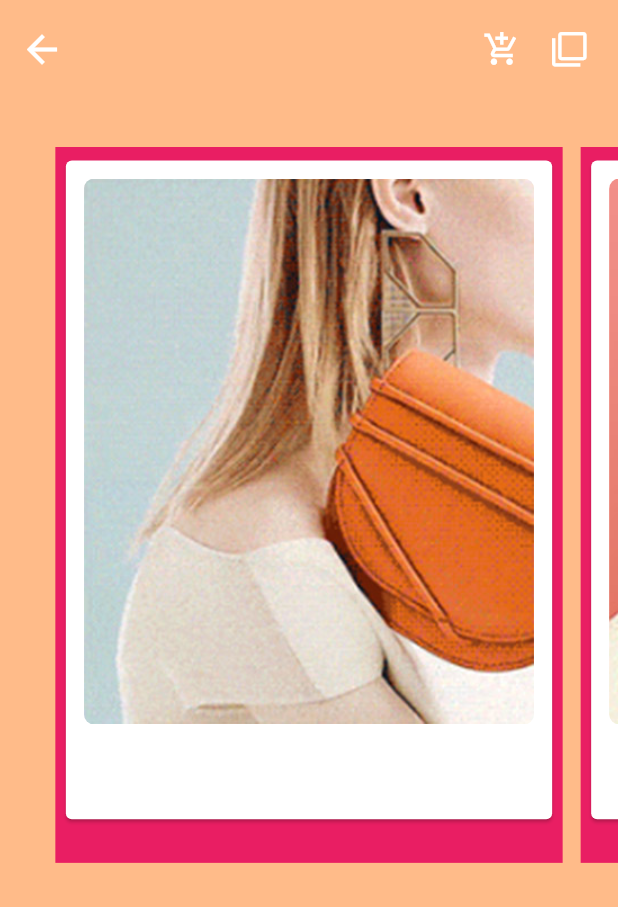
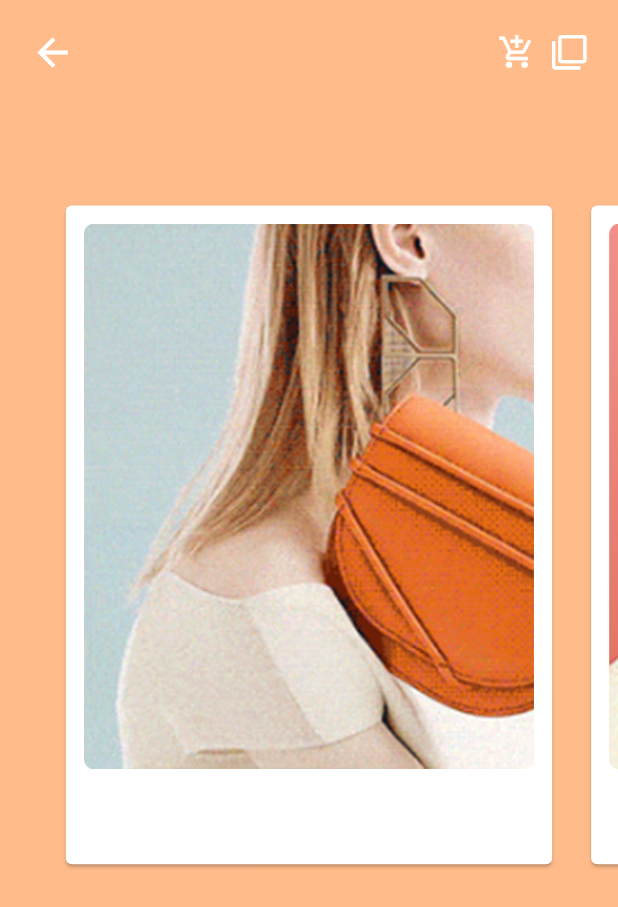
Before and after one commit to caseyryan/flutter_ecommerce_mechanics, a Flutter app: the screen it shows after launch, on a phone screen of 412 x 824 dp. Shown: the top 907 px of the screen. Run offline on Flutter 3.47's test engine with Material 2 defaults, Android fonts, the phone set to English and light mode, and no system bars.

Commit message:
added preview page

```diff
--- a/lib/card_view.dart
+++ b/lib/card_view.dart
@@ -3,14 +3,14 @@ import 'dart:math';
 import 'package:flutter/material.dart';
 import 'package:flutter/rendering.dart';
 import 'package:flutter_challenge_ecommerce/page.dart';
+import 'package:flutter_challenge_ecommerce/preview_popup_route.dart';
 
 class CardView extends StatefulWidget {
 
   final SlideData slideData;
-  final double index;
   final ValueChanged<SlideData> onTap;
 
-  CardView(this.slideData, this.index, {this.onTap});
+  CardView(this.slideData, {this.onTap});
 
   @override
   _CardViewState createState() => _CardViewState();
@@ -32,36 +32,6 @@ class _CardViewState extends State<CardView> {
 
     return Padding(
       padding: const EdgeInsets.symmetric(horizontal: 6.0, vertical: 8.0),
-      child: GestureDetector(
-        onTap: () {
-         if (widget.onTap != null) {
-           widget.onTap(widget.slideData);
-         }
-        },
-        onLongPress: () {
-          print('LOGN PRESS');
-        },
-        onLongPressEnd: (LongPressEndDetails e) {
-          setState(() {
-            _tiltValueX = 0.0;
-            _tiltValueY = 0.0;
-          });
-        },
-        onLongPressMoveUpdate: (LongPressMoveUpdateDetails d) {
-//          print(d.globalPosition);
-          var renderObject = context.findRenderObject() as RenderBox;
-//          var screenSize = MediaQuery.of(context).size;
-          // определение с какой стороны относительно центра находится палец
-          // справа от 0 до -1, слева 0 до 1
-          var moveRatioX = (d.localPosition.dx / renderObject.size.width) * 2;
-          var moveRatioY = (d.localPosition.dy / renderObject.size.height) * 2;
-
-          setState(() {
-            _tiltValueX = (1 - moveRatioX).clamp(-1, 1).toDouble();
-            _tiltValueY = (1 - moveRatioY).clamp(-1, 1).toDouble();
-            print('TILT X $_tiltValueX TILT Y $_tiltValueY');
-          });
-        },
       child: LayoutBuilder(
         // сделал через билдер, чтобы можно было получить размер в процессе
         builder: (context, constraints) {
@@ -80,12 +50,11 @@ class _CardViewState extends State<CardView> {
               Container(
                 width: double.infinity,
                 height: double.infinity,
-                  color: Colors.pink,
+//                color: Colors.pink,
               ),
               Transform(
                 origin: Offset(size.width * .5, size.height * .5),
                 transform: Matrix4.identity()
-//            ..rotateX(deg2rad(10 * _tiltValue))
                   ..rotateX(deg2rad(-15 * _tiltValueY))
                   ..rotateY(deg2rad(15 * _tiltValueX))
                   ..setEntry(3, 2, 0.001),
@@ -97,6 +66,20 @@ class _CardViewState extends State<CardView> {
                       top: 5.0,
                       bottom: 25.0
                   ),
+                  child: GestureDetector(
+                    onTap: () {
+                      if (widget.onTap != null) {
+                        widget.onTap(widget.slideData);
+                      }
+                      RenderBox renderBox = context.findRenderObject();
+                      Navigator.of(context).push(
+                          PreviewPopupRoute(
+                              slideData: widget.slideData,
+                              size: renderBox.size,
+                              position: renderBox.localToGlobal(Offset.zero)
+                          )
+                      );
+                    },
                     child: Card(
                       child: Container(
                         width: 320,
@@ -110,8 +93,7 @@ class _CardViewState extends State<CardView> {
                                 child: Stack(
                                   overflow: Overflow.visible,
                                   children: <Widget>[
-                                    AnimatedContainer( // image
-                                      duration: Duration(milliseconds: 800),
+                                    Container( // image
                                       width: double.infinity,
                                       decoration: BoxDecoration(
                                           borderRadius: BorderRadius.circular(7),
@@ -131,11 +113,11 @@ class _CardViewState extends State<CardView> {
                     ),
                   ),
                 ),
+              ),
             ],
           );
         },
       ),
-      ),
     );
   }
 }
--- /dev/null
+++ b/lib/custom_app_bar.dart
@@ -0,0 +1,57 @@
+import 'package:flutter/material.dart';
+
+class CustomAppBar extends StatelessWidget {
+
+  EdgeInsets _padding = EdgeInsets.symmetric(vertical: 20.0, horizontal: 5);
+
+  @override
+  Widget build(BuildContext context) {
+
+    return Container(
+      height: 70,
+      width: double.infinity,
+      child: Padding(
+        padding: const EdgeInsets.symmetric(horizontal: 15),
+        child: Row(
+          children: <Widget>[
+            Padding(
+              padding: _padding,
+              child: Icon(Icons.arrow_back, color: Colors.white, size: 30,),
+            ),
+            Expanded(child: Container(),),
+            Padding(
+              padding: _padding,
+              child: Icon(Icons.add_shopping_cart, color: Colors.white, size: 25,),
+            ),
+            Padding(
+              padding: _padding,
+              child: Icon(Icons.filter_none, color: Colors.white, size: 25,),
+            ),
+          ],
+        ),
+      ),
+    );
+
+//    return Container(
+//      leading: Padding(
+//        padding: const EdgeInsets.only(top: 10.0),
+//        child: Icon(Icons.arrow_back, color: Colors.white, size: 30,),
+//      ),
+//      elevation: 0,
+//      actions: <Widget>[
+//        Padding(
+//          padding: const EdgeInsets.only(top: 20.0, bottom: 10.0, left: 10.0, right: 10.0),
+//          child: Icon(Icons.add_shopping_cart, size: 25,),
+//        ),
+//        Padding(
+//          padding: const EdgeInsets.only(top: 20.0, bottom: 10.0, left: 10.0, right: 20.0),
+//          child: Icon(Icons.filter_none, size: 25,),
+//        ),
+//      ],
+//
+//    );
+  }
+
+  @override
+  Size get preferredSize => Size.fromHeight(70);
+}
--- a/lib/page.dart
+++ b/lib/page.dart
@@ -1,4 +1,5 @@
 import 'package:flutter/material.dart';
+import 'package:flutter_challenge_ecommerce/custom_app_bar.dart';
 
 import 'card_view.dart';
 
@@ -23,9 +24,9 @@ class _PageState extends State<Page> {
 
   List<CardView> _getCards() {
     var cards = <CardView>[];
-    for (var i = 0; i < _slideDatas.length; i++) {
-      cards.add(CardView(_slideDatas[i], i.toDouble(), onTap: _onCardTap,));
-    }
+    _slideDatas.forEach((slideData) {
+      cards.add(CardView(slideData, onTap: _onCardTap,));
+    });
     return cards;
   }
 
@@ -72,35 +73,15 @@ class _PageState extends State<Page> {
   Widget build(BuildContext context) {
     return Scaffold(
       backgroundColor: _pageColor,
-      appBar: PreferredSize(
-        preferredSize: Size.fromHeight(70),
-        child: AppBar(
-          leading: Padding(
-            padding: const EdgeInsets.only(top: 10.0),
-            child: Icon(Icons.arrow_back, color: Colors.white, size: 30,),
-          ),
-          elevation: 0,
-          actions: <Widget>[
-            Padding(
-              padding: const EdgeInsets.only(top: 20.0, bottom: 10.0, left: 10.0, right: 10.0),
-              child: Icon(Icons.add_shopping_cart, size: 25,),
-            ),
-            Padding(
-              padding: const EdgeInsets.only(top: 20.0, bottom: 10.0, left: 10.0, right: 20.0),
-              child: Icon(Icons.filter_none, size: 25,),
-            ),
-          ],
-          backgroundColor: Colors.transparent,
-
-        ),
-      ),
-      body: Container(
+      body: Stack(
+        children: <Widget>[
+          Container(
             width: double.infinity,
             height: double.infinity,
             child: Column(
               children: <Widget>[
                 SizedBox(
-              height: 20,
+                  height: 120,
                 ),
                 Stack(
                   overflow: Overflow.visible,
@@ -123,6 +104,11 @@ class _PageState extends State<Page> {
               ],
             )
           ),
+          SafeArea(
+            child: CustomAppBar()
+          ),
+        ],
+      ),
     );
   }
 }
--- /dev/null
+++ b/lib/preview_popup_route.dart
@@ -0,0 +1,108 @@
+import 'package:flutter/cupertino.dart';
+import 'package:flutter/material.dart';
+import 'package:flutter_challenge_ecommerce/custom_app_bar.dart';
+import 'package:flutter_challenge_ecommerce/page.dart';
+
+class PreviewPopupRoute extends PageRoute<void> {
+
+  final SlideData slideData;
+  final Size size;
+  final Offset position;
+
+  PreviewPopupRoute({
+    @required this.slideData,
+    @required this.size,
+    @required this.position
+  });
+
+  @override
+  Color get barrierColor => null;
+
+  @override
+  String get barrierLabel => null;
+
+  @override
+  bool get opaque => false;
+
+  @override
+  Widget buildPage(BuildContext context, Animation<double>
+  animation, Animation<double> secondaryAnimation) {
+    return PreviewPage(size: size, position: position, slideData: slideData,);
+  }
+
+  @override
+  bool get maintainState => true;
+
+  @override
+  Duration get transitionDuration => Duration(milliseconds: 400);
+
+}
+
+class PreviewPage extends StatefulWidget {
+
+  final SlideData slideData;
+  final Size size;
+  final Offset position;
+
+  PreviewPage({this.slideData, this.size, this.position});
+
+  @override
+  _PreviewPageState createState() => _PreviewPageState();
+}
+
+class _PreviewPageState extends State<PreviewPage> {
+  @override
+  Widget build(BuildContext context) {
+    return Scaffold(
+      backgroundColor: Colors.transparent,
+      body: Stack(
+        fit: StackFit.expand,
+        children: <Widget>[
+          Positioned(
+            top: widget.position.dy,
+            left: widget.position.dx,
+            child: Container(
+              width: widget.size.width,
+              height: widget.size.height,
+              color: Colors.yellowAccent,
+              child: Container(
+                width: 320,
+                height: 435,
+                child: Padding( // паддинг внутри карточки
+                  padding: const EdgeInsets.all(12.0),
+                  child: Column(
+                    children: <Widget>[
+                      AspectRatio(
+                        aspectRatio: 400 / 485,
+                        child: Stack(
+                          overflow: Overflow.visible,
+                          children: <Widget>[
+                            Container( // image
+                              width: double.infinity,
+                              decoration: BoxDecoration(
+                                  borderRadius: BorderRadius.circular(7),
+                                  image: DecorationImage(
+                                      fit: BoxFit.contain,
+                                      image: AssetImage(widget.slideData.imagePath)
+                                  )
+                              ),
+                            )
+                          ],
+                        ),
+                      )
+                    ],
+                  ),
+                ),
+              ),
+            ),
+          ),
+          SafeArea(child: Align(
+              alignment: Alignment.topLeft,
+              child: CustomAppBar()
+          )
+          ),
+        ],
+      ),
+    );
+  }
+}
```
Lines whose indentation alone changed are shown as unchanged.
